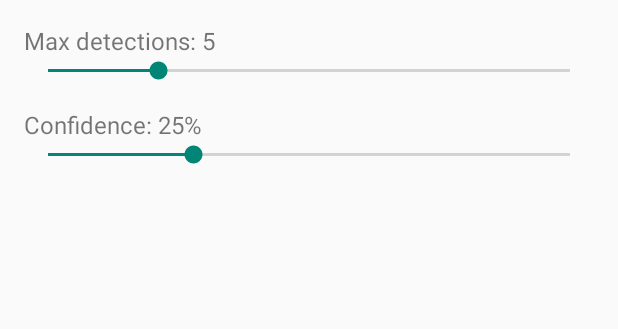
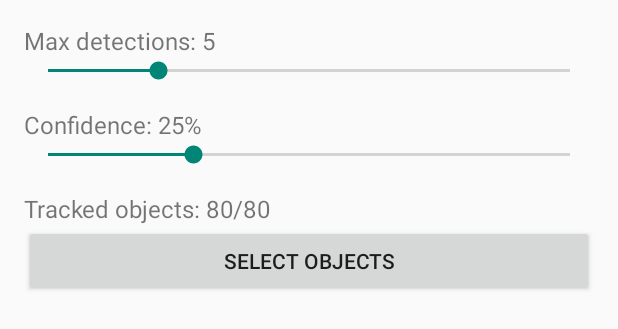
Before and after one commit to whitemonkey01/smart-targeting-radar, an Android app: the layout dialog_settings.xml on its own in the app's theme, with its tools: preview values and no code run, on a phone screen of 412 x 824 dp. Shown: the top 329 px of the screen. Run offline under Robolectric (Android 15) with nearby library versions, the light colour scheme and no system bars.

Commit message:
add class filter: manually select which objects to detect

```diff
--- a/app/src/main/java/com/smarttarget/radar/ObjectDetectorHelper.kt
+++ b/app/src/main/java/com/smarttarget/radar/ObjectDetectorHelper.kt
@@ -29,13 +29,15 @@ class ObjectDetectorHelper(
     private val onDebug: ((DebugInfo) -> Unit)? = null
 ) {
     private var interpreter: Interpreter? = null
-    private var labels: List<String> = emptyList()
+    var labels: List<String> = emptyList()
+        private set
     private var modelInputSize = MODEL_INPUT_SIZE
     private var initError: String? = null
 
     var confidenceThreshold: Float = 0.25f
     var iouThreshold: Float = 0.5f
     var maxDetections: Int = 5
+    var enabledClassIds: Set<Int>? = null
 
     init {
         try {
@@ -256,6 +258,8 @@ class ObjectDetectorHelper(
             }
 
             if (maxScore < confidenceThreshold) continue
+            val enabled = enabledClassIds
+            if (enabled != null && maxClassId !in enabled) continue
 
             val cx = output[0][i]
             val cy = output[1][i]
--- a/app/src/main/res/layout/dialog_settings.xml
+++ b/app/src/main/res/layout/dialog_settings.xml
@@ -34,4 +34,18 @@
         android:max="90"
         android:progress="25" />
 
+    <TextView
+        android:id="@+id/classFilterLabel"
+        android:layout_width="match_parent"
+        android:layout_height="wrap_content"
+        android:layout_marginTop="16dp"
+        android:text="Tracked objects: 80/80"
+        android:textSize="16sp" />
+
+    <Button
+        android:id="@+id/selectObjectsButton"
+        android:layout_width="match_parent"
+        android:layout_height="wrap_content"
+        android:text="Select Objects" />
+
 </LinearLayout>
```
Also changed, not shown: app/src/main/java/com/smarttarget/radar/MainActivity.kt (+57 -1 lines), 483 other files.
